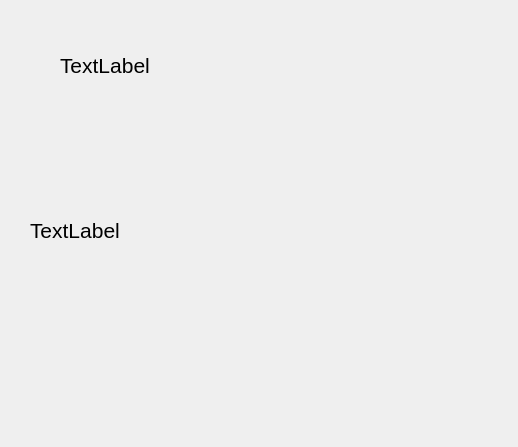
The window that descriptiondialog.ui (Nicholas-LeBoeuf/RemoteWorkouts) describes before a commit, drawn with Qt 5.
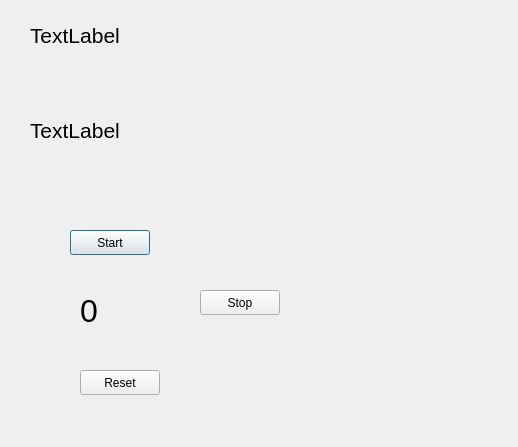
The same window after the commit.

Commit message: setup qtimer

```diff
--- a/descriptiondialog.ui
+++ b/descriptiondialog.ui
@@ -16,8 +16,8 @@
   <widget class="QLabel" name="exerciseName">
    <property name="geometry">
     <rect>
-     <x>60</x>
-     <y>40</y>
+     <x>30</x>
+     <y>10</y>
      <width>221</width>
      <height>51</height>
     </rect>
@@ -35,7 +35,7 @@
    <property name="geometry">
     <rect>
      <x>30</x>
-     <y>150</y>
+     <y>50</y>
      <width>451</width>
      <height>161</height>
     </rect>
@@ -47,6 +47,66 @@
    </property>
    <property name="text">
     <string>TextLabel</string>
+   </property>
+   <property name="openExternalLinks">
+    <bool>true</bool>
+   </property>
+  </widget>
+  <widget class="QLabel" name="timer">
+   <property name="geometry">
+    <rect>
+     <x>80</x>
+     <y>270</y>
+     <width>71</width>
+     <height>81</height>
+    </rect>
+   </property>
+   <property name="font">
+    <font>
+     <pointsize>24</pointsize>
+    </font>
+   </property>
+   <property name="text">
+    <string>0</string>
+   </property>
+  </widget>
+  <widget class="QPushButton" name="start">
+   <property name="geometry">
+    <rect>
+     <x>70</x>
+     <y>230</y>
+     <width>80</width>
+     <height>25</height>
+    </rect>
+   </property>
+   <property name="text">
+    <string>Start</string>
+   </property>
+  </widget>
+  <widget class="QPushButton" name="stop">
+   <property name="geometry">
+    <rect>
+     <x>200</x>
+     <y>290</y>
+     <width>80</width>
+     <height>25</height>
+    </rect>
+   </property>
+   <property name="text">
+    <string>Stop</string>
+   </property>
+  </widget>
+  <widget class="QPushButton" name="reset">
+   <property name="geometry">
+    <rect>
+     <x>80</x>
+     <y>370</y>
+     <width>80</width>
+     <height>25</height>
+    </rect>
+   </property>
+   <property name="text">
+    <string>Reset</string>
    </property>
   </widget>
  </widget>
```
The commit also changes 2 other files.
